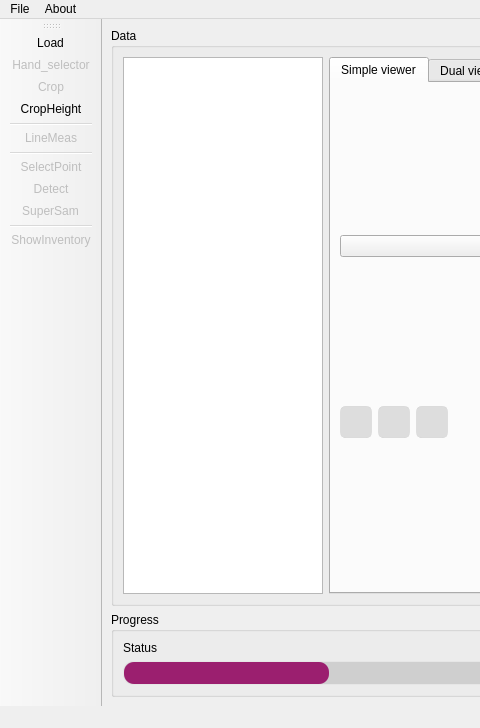
Before: the Qt Designer form ui/volume.ui in s-du/SkyStock, drawn with Qt 5; both pictures show x 0 to 480 and y 0 to 728 of the 1003 by 728 pixel window.
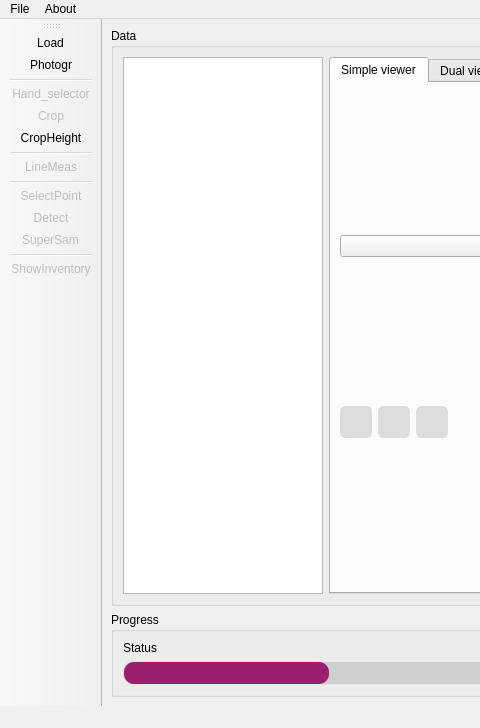
After: the same form once the commit is applied.

Commit message: Add photogrammetry action

```diff
--- a/ui/volume.ui
+++ b/ui/volume.ui
@@ -365,6 +365,8 @@
     <bool>false</bool>
    </attribute>
    <addaction name="actionLoad"/>
+   <addaction name="actionPhotogr"/>
+   <addaction name="separator"/>
    <addaction name="actionHand_selector"/>
    <addaction name="actionCrop"/>
    <addaction name="actionCropHeight"/>
@@ -480,6 +482,14 @@
     <string>Change min and max altitude</string>
    </property>
   </action>
+  <action name="actionPhotogr">
+   <property name="text">
+    <string>Photogr</string>
+   </property>
+   <property name="toolTip">
+    <string>Create point cloud from images</string>
+   </property>
+  </action>
  </widget>
  <resources/>
  <connections/>
```
Left out of the diff: 3 changed lines with no effect on the pictures. The commit also changes 1 other file.
